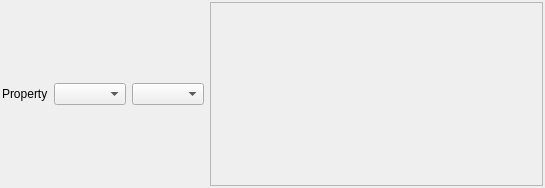
This is Source/DREAM3DWidgetsLib/FilterParameterWidgets/UI_Files/PhaseTypeSelectionWidget.ui in BlueQuartzSoftware/DREAM3D as Qt 5 draws it before an edit. The edited form follows.
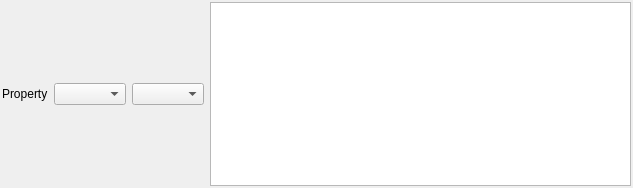
This is the edited form.

Commit message:
PhaseTypeSelectionWidget passes incorrect values to GenerateEnsembleStatistics:
This should now be fixed and working. Needs to be tested by a human being.
Updates #237

Diff of the .ui file:
```diff
--- a/Source/DREAM3DWidgetsLib/FilterParameterWidgets/UI_Files/PhaseTypeSelectionWidget.ui
+++ b/Source/DREAM3DWidgetsLib/FilterParameterWidgets/UI_Files/PhaseTypeSelectionWidget.ui
@@ -6,61 +6,39 @@
    <rect>
     <x>0</x>
     <y>0</y>
-    <width>545</width>
+    <width>633</width>
     <height>188</height>
    </rect>
   </property>
-  <layout class="QGridLayout" name="gridLayout">
-   <property name="margin">
+  <layout class="QHBoxLayout" name="horizontalLayout">
+   <property name="leftMargin">
     <number>2</number>
    </property>
-   <item row="0" column="1">
-    <widget class="QComboBox" name="dataContainerList"/>
-   </item>
-   <item row="0" column="0">
+   <property name="topMargin">
+    <number>2</number>
+   </property>
+   <property name="rightMargin">
+    <number>2</number>
+   </property>
+   <property name="bottomMargin">
+    <number>2</number>
+   </property>
+   <item>
     <widget class="QLabel" name="label">
      <property name="text">
       <string>Property</string>
      </property>
     </widget>
    </item>
-   <item row="0" column="3">
-    <widget class="QScrollArea" name="m_PhaseTypeScrollArea">
-     <property name="minimumSize">
-      <size>
-       <width>250</width>
-       <height>0</height>
-      </size>
-     </property>
-     <property name="widgetResizable">
-      <bool>true</bool>
-     </property>
-     <widget class="QWidget" name="m_PhaseTypeScrollContents">
-      <property name="geometry">
-       <rect>
-        <x>0</x>
-        <y>0</y>
-        <width>248</width>
-        <height>180</height>
-       </rect>
-      </property>
-      <layout class="QFormLayout" name="formLayout_2">
-       <property name="horizontalSpacing">
-        <number>6</number>
-       </property>
-       <property name="verticalSpacing">
-        <number>6</number>
-       </property>
-       <property name="margin">
-        <number>4</number>
-       </property>
-      </layout>
-     </widget>
-    </widget>
+   <item>
+    <widget class="QComboBox" name="dataContainerList"/>
    </item>
-   <item row="0" column="2">
+   <item>
     <widget class="QComboBox" name="attributeMatrixList"/>
    </item>
+   <item>
+    <widget class="QListWidget" name="phaseListWidget"/>
+   </item>
   </layout>
  </widget>
  <resources/>
```
The commit also changes 4 other files.
